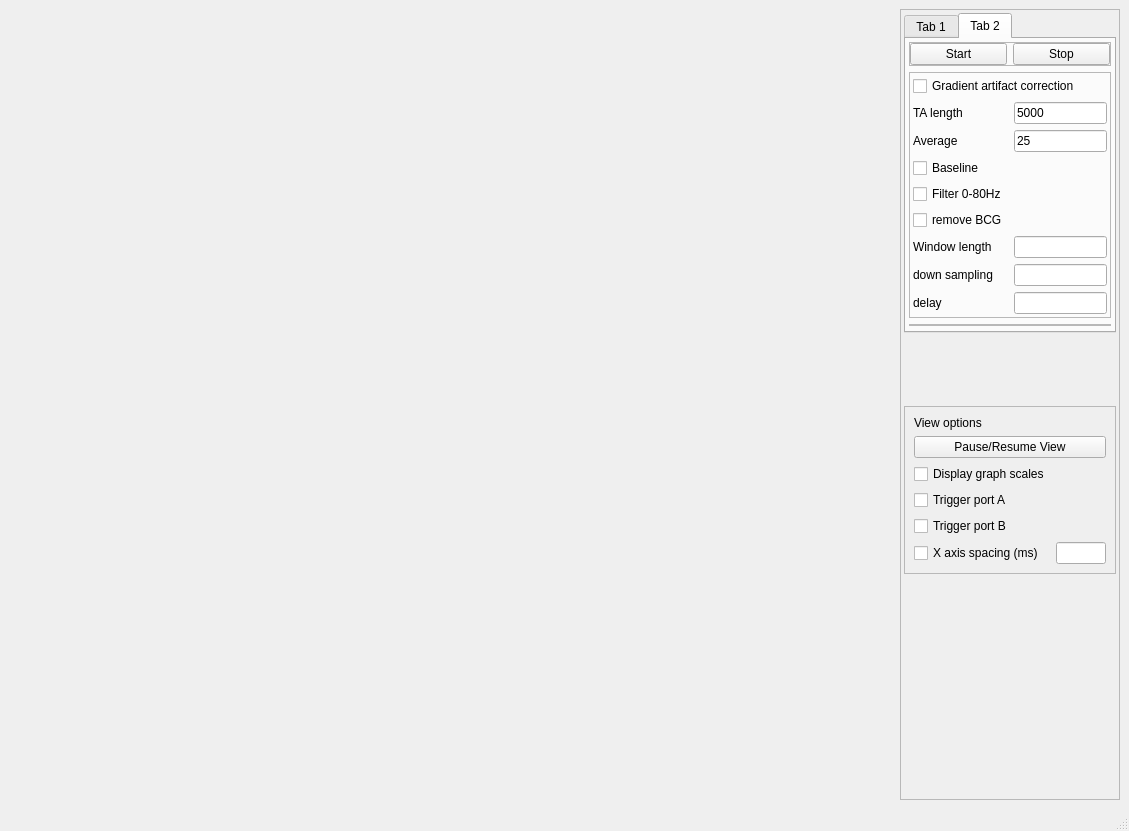
Above: UI/eegwindow.ui from VeikkaLeppanen/Real_Time_EEG before the change. Below: the same form after it.
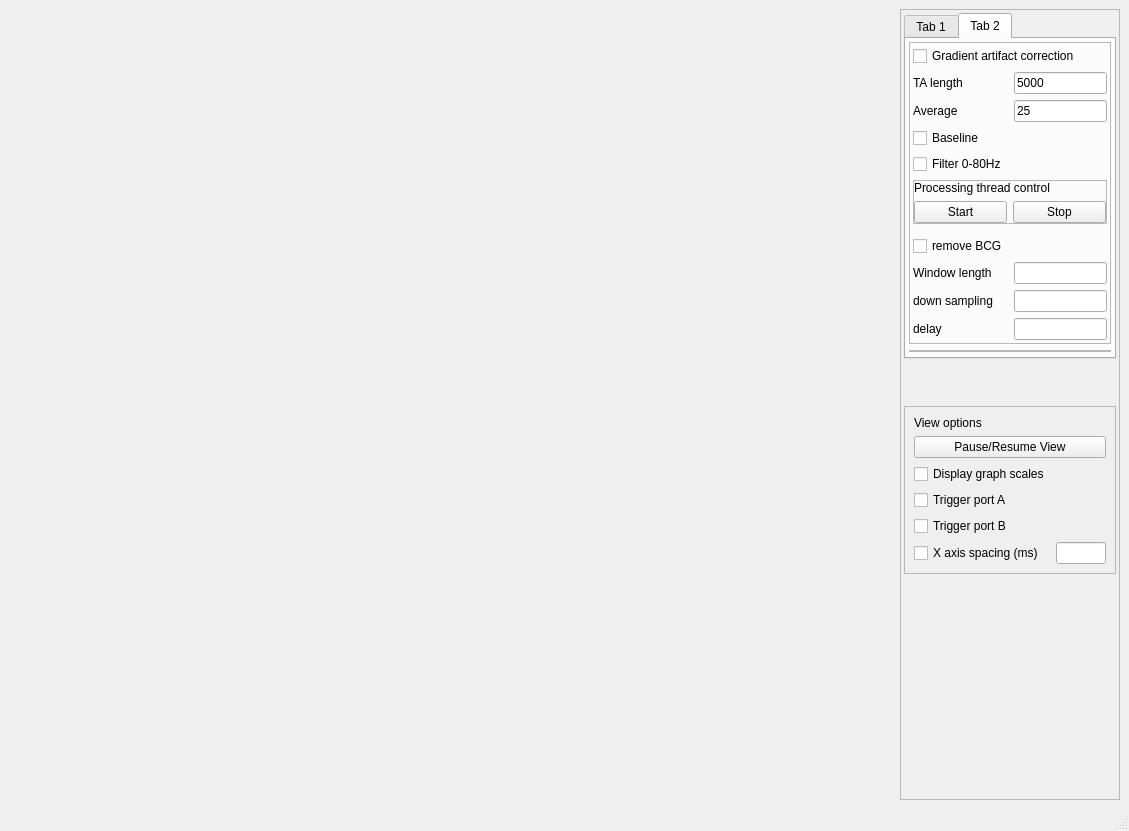
That is the form after the change. The open tabs and pages were chosen to show the change. Custom widgets are drawn as their Qt base class.

The edit to the form file:
```diff
--- a/UI/eegwindow.ui
+++ b/UI/eegwindow.ui
@@ -295,56 +295,6 @@
            <property name="bottomMargin">
             <number>3</number>
            </property>
-           <item>
-            <widget class="QFrame" name="frame_10">
-             <property name="frameShape">
-              <enum>QFrame::StyledPanel</enum>
-             </property>
-             <property name="frameShadow">
-              <enum>QFrame::Raised</enum>
-             </property>
-             <layout class="QGridLayout" name="gridLayout_6">
-              <property name="leftMargin">
-               <number>0</number>
-              </property>
-              <property name="topMargin">
-               <number>0</number>
-              </property>
-              <property name="rightMargin">
-               <number>0</number>
-              </property>
-              <property name="bottomMargin">
-               <number>0</number>
-              </property>
-              <item row="0" column="1">
-               <widget class="QPushButton" name="stopButton">
-                <property name="maximumSize">
-                 <size>
-                  <width>100</width>
-                  <height>16777215</height>
-                 </size>
-                </property>
-                <property name="text">
-                 <string>Stop</string>
-                </property>
-               </widget>
-              </item>
-              <item row="0" column="0">
-               <widget class="QPushButton" name="startButton">
-                <property name="maximumSize">
-                 <size>
-                  <width>100</width>
-                  <height>16777215</height>
-                 </size>
-                </property>
-                <property name="text">
-                 <string>Start</string>
-                </property>
-               </widget>
-              </item>
-             </layout>
-            </widget>
-           </item>
            <item alignment="Qt::AlignTop">
             <widget class="QFrame" name="frame_3">
              <property name="frameShape">
@@ -366,7 +316,21 @@
               <property name="bottomMargin">
                <number>3</number>
               </property>
-              <item row="10" column="1">
+              <item row="7" column="0">
+               <widget class="QCheckBox" name="checkBox_2">
+                <property name="text">
+                 <string>Baseline</string>
+                </property>
+               </widget>
+              </item>
+              <item row="16" column="0">
+               <widget class="QLabel" name="label_13">
+                <property name="text">
+                 <string>down sampling</string>
+                </property>
+               </widget>
+              </item>
+              <item row="15" column="1">
                <widget class="QLineEdit" name="numberOfSamples">
                 <property name="maximumSize">
                  <size>
@@ -382,17 +346,13 @@
                 </property>
                </widget>
               </item>
-              <item row="9" column="0">
-               <widget class="QCheckBox" name="checkBox_removeBCG">
-                <property name="text">
-                 <string>remove BCG</string>
-                </property>
-               </widget>
-              </item>
-              <item row="11" column="0">
-               <widget class="QLabel" name="label_13">
-                <property name="text">
-                 <string>down sampling</string>
+              <item row="16" column="1">
+               <widget class="QLineEdit" name="downsampling">
+                <property name="maximumSize">
+                 <size>
+                  <width>100</width>
+                  <height>16777215</height>
+                 </size>
                 </property>
                </widget>
               </item>
@@ -403,27 +363,10 @@
                 </property>
                </widget>
               </item>
-              <item row="8" column="0">
-               <widget class="QCheckBox" name="filter1">
+              <item row="5" column="0">
+               <widget class="QLabel" name="label_2">
                 <property name="text">
-                 <string>Filter 0-80Hz</string>
-                </property>
-               </widget>
-              </item>
-              <item row="7" column="0">
-               <widget class="QCheckBox" name="checkBox_2">
-                <property name="text">
-                 <string>Baseline</string>
-                </property>
-               </widget>
-              </item>
-              <item row="11" column="1">
-               <widget class="QLineEdit" name="downsampling">
-                <property name="maximumSize">
-                 <size>
-                  <width>100</width>
-                  <height>16777215</height>
-                 </size>
+                 <string>TA length</string>
                 </property>
                </widget>
               </item>
@@ -434,10 +377,77 @@
                 </property>
                </widget>
               </item>
-              <item row="5" column="1">
-               <widget class="QLineEdit" name="lineEditGALength">
+              <item row="10" column="0" colspan="2">
+               <widget class="QFrame" name="frame_10">
+                <property name="frameShape">
+                 <enum>QFrame::StyledPanel</enum>
+                </property>
+                <property name="frameShadow">
+                 <enum>QFrame::Raised</enum>
+                </property>
+                <property name="lineWidth">
+                 <number>1</number>
+                </property>
+                <layout class="QGridLayout" name="gridLayout_6">
+                 <property name="leftMargin">
+                  <number>0</number>
+                 </property>
+                 <property name="topMargin">
+                  <number>0</number>
+                 </property>
+                 <property name="rightMargin">
+                  <number>0</number>
+                 </property>
+                 <property name="bottomMargin">
+                  <number>0</number>
+                 </property>
+                 <item row="1" column="0">
+                  <widget class="QPushButton" name="startButton">
+                   <property name="maximumSize">
+                    <size>
+                     <width>100</width>
+                     <height>16777215</height>
+                    </size>
+                   </property>
+                   <property name="text">
+                    <string>Start</string>
+                   </property>
+                  </widget>
+                 </item>
+                 <item row="1" column="1">
+                  <widget class="QPushButton" name="stopButton">
+                   <property name="maximumSize">
+                    <size>
+                     <width>100</width>
+                     <height>16777215</height>
+                    </size>
+                   </property>
+                   <property name="text">
+                    <string>Stop</string>
+                   </property>
+                  </widget>
+                 </item>
+                 <item row="0" column="0" colspan="2">
+                  <widget class="QLabel" name="label_3">
+                   <property name="text">
+                    <string>Processing thread control</string>
+                   </property>
+                  </widget>
+                 </item>
+                </layout>
+               </widget>
+              </item>
+              <item row="14" column="0">
+               <widget class="QCheckBox" name="checkBox_removeBCG">
                 <property name="text">
-                 <string>5000</string>
+                 <string>remove BCG</string>
+                </property>
+               </widget>
+              </item>
+              <item row="15" column="0">
+               <widget class="QLabel" name="label_17">
+                <property name="text">
+                 <string>Window length</string>
                 </property>
                </widget>
               </item>
@@ -448,28 +458,21 @@
                 </property>
                </widget>
               </item>
-              <item row="5" column="0">
-               <widget class="QLabel" name="label_2">
-                <property name="text">
-                 <string>TA length</string>
-                </property>
-               </widget>
-              </item>
-              <item row="10" column="0">
-               <widget class="QLabel" name="label_17">
-                <property name="text">
-                 <string>Window length</string>
-                </property>
-               </widget>
-              </item>
-              <item row="12" column="0">
+              <item row="17" column="0">
                <widget class="QLabel" name="label_11">
                 <property name="text">
                  <string>delay</string>
                 </property>
                </widget>
               </item>
-              <item row="12" column="1">
+              <item row="8" column="0">
+               <widget class="QCheckBox" name="filter1">
+                <property name="text">
+                 <string>Filter 0-80Hz</string>
+                </property>
+               </widget>
+              </item>
+              <item row="17" column="1">
                <widget class="QLineEdit" name="delay">
                 <property name="maximumSize">
                  <size>
@@ -479,6 +482,23 @@
                 </property>
                </widget>
               </item>
+              <item row="11" column="0" colspan="2">
+               <widget class="QFrame" name="frame_9">
+                <property name="frameShape">
+                 <enum>QFrame::StyledPanel</enum>
+                </property>
+                <property name="frameShadow">
+                 <enum>QFrame::Raised</enum>
+                </property>
+               </widget>
+              </item>
+              <item row="5" column="1">
+               <widget class="QLineEdit" name="lineEditGALength">
+                <property name="text">
+                 <string>5000</string>
+                </property>
+               </widget>
+              </item>
              </layout>
             </widget>
            </item>
```
